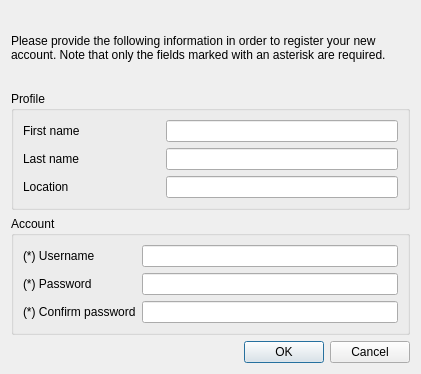
Old version of the form acclient/trunk/ui/registerdialog.ui in the repository mbpolan/alert-chat.
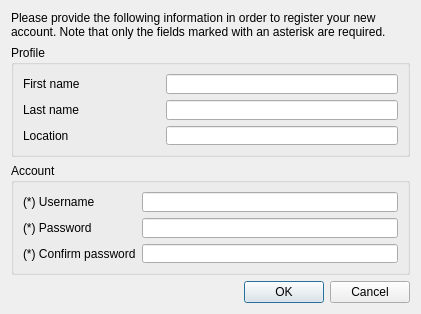
New version of the form.

Commit message: - Fixed bug where empty chat history folder caused a crash - Fixed incorrect RegisterDialog window dimensions - Removed some debug code

What changed in the file:
```diff
--- a/acclient/trunk/ui/registerdialog.ui
+++ b/acclient/trunk/ui/registerdialog.ui
@@ -7,7 +7,7 @@
     <x>0</x>
     <y>0</y>
     <width>421</width>
-    <height>374</height>
+    <height>303</height>
    </rect>
   </property>
   <property name="windowTitle">
```
The commit also changes 3 other files.
